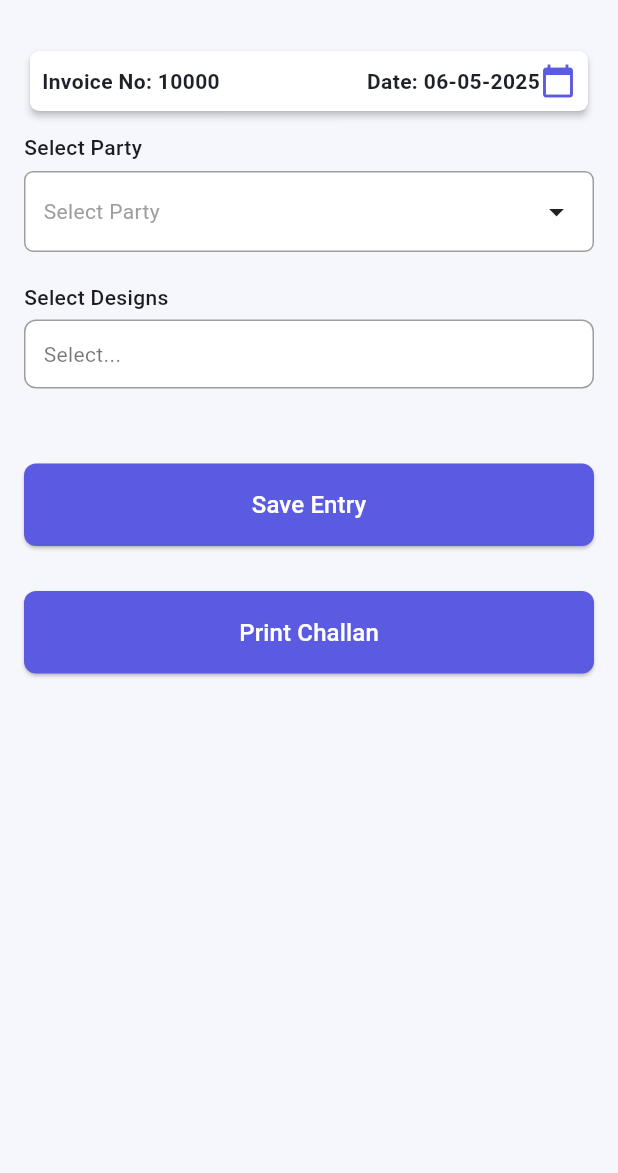
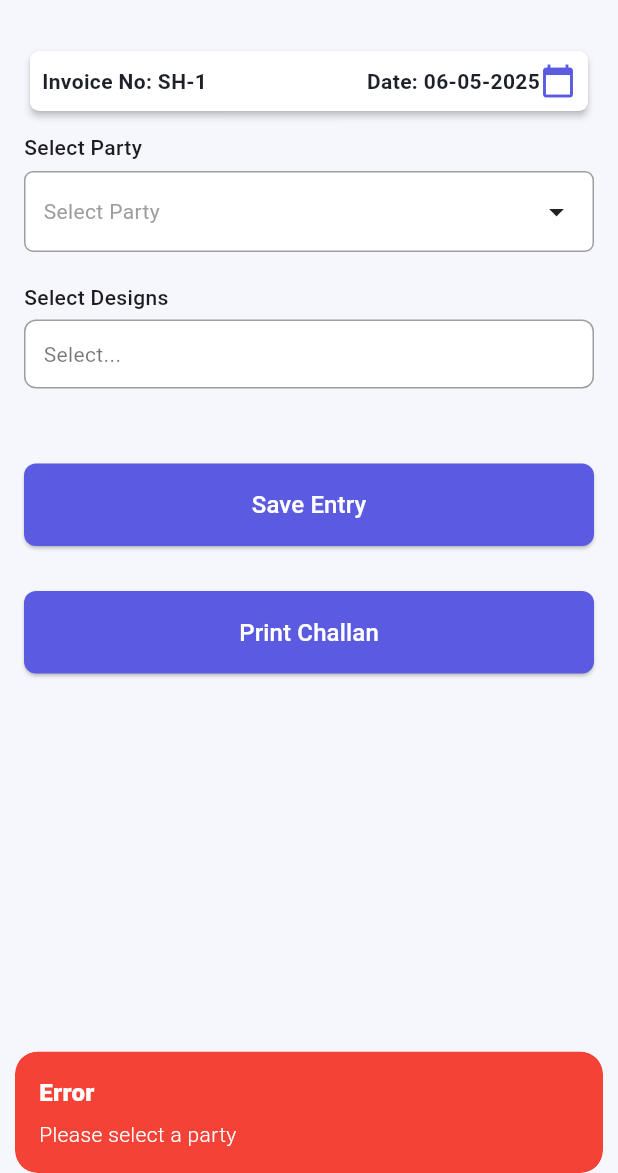
Before and after one commit to DeepGhaghra/SalesAppAndroid, a Flutter app: the SalesEntriesView screen opened by its route, after a tap on "Save Entry", on a phone screen of 412 x 824 dp, the part 63-1236 px from its top. Run offline on Flutter 3.47's test engine with Material 3 defaults, Android fonts, the phone set to English and light mode, and no system bars; our stand-ins replace awesome_notifications, connectivity_plus, file_picker, flutter_local_notifications, flutter_timezone, fluttertoast and 7 more; missing offline and left inert: android_intent_plus, dart:html, drop_down_list, excel; accounts and stored records are empty.

Commit message:
INVOICE NUMBER LOGIC CHANGED AND save button validations

```diff
--- a/lib/app/modules/sales_entries/controllers/sales_entries_controller.dart
+++ b/lib/app/modules/sales_entries/controllers/sales_entries_controller.dart
@@ -137,8 +137,28 @@ class SalesEntriesController extends GetxController {
     }
   }
 
-  void generateInvoiceNo() {
-    invoiceNo.value = '1000${DateTime.now().millisecondsSinceEpoch % 1000}';
+  Future<void> generateInvoiceNo() async {
+    final response =
+        await Supabase.instance.client
+            .from('sales_entries')
+            .select('invoiceno')
+            .order('created_at', ascending: false)
+            .limit(1)
+            .maybeSingle();
+
+    int nextNumber = 1;
+
+    if (response != null && response['invoiceno'] != null) {
+      final lastInvoice = response['invoiceno'].toString(); // e.g. "sh-105"
+      final match = RegExp(r'SH-(\d+)').firstMatch(lastInvoice);
+
+      if (match != null) {
+        final lastNumber = int.tryParse(match.group(1) ?? '0') ?? 0;
+        nextNumber = lastNumber + 1;
+      }
+    }
+
+    invoiceNo.value = 'SH-$nextNumber';
   }
 
   void updateRate(String product) {
--- a/lib/app/modules/sales_entries/views/sales_entries_view.dart
+++ b/lib/app/modules/sales_entries/views/sales_entries_view.dart
@@ -116,7 +116,74 @@ class SalesEntriesView extends GetView<SalesEntriesController> {
                     padding: const EdgeInsets.symmetric(vertical: 16),
                   ),
                   onPressed: () {
-                    // Your Save Logic
+                     // Validation checks
+                    if ((controller.selectedPartyName.value ?? '').isEmpty) {
+                      Get.snackbar(
+                        'Error',
+                        'Please select a party',
+                        snackPosition: SnackPosition.BOTTOM,
+                        backgroundColor: Colors.red,
+                        colorText: Colors.white,
+                      );
+                      return;
+                    }
+
+                    if (controller.selectedProducts.isEmpty) {
+                      Get.snackbar(
+                        'Error',
+                        'Please select atleast one design',
+                        snackPosition: SnackPosition.BOTTOM,
+                        backgroundColor: Colors.red,
+                        colorText: Colors.white,
+                      );
+                      return;
+                    }
+
+                    // Check all selected products have quantity > 0
+                    bool hasInvalidQuantity = false;
+                    for (var product in controller.selectedProducts) {
+                      final qty =
+                          controller.qtyControllers[product]?.text ?? '';
+                      if (qty.isEmpty ||
+                          int.tryParse(qty) == null ||
+                          int.parse(qty) <= 0) {
+                        hasInvalidQuantity = true;
+                        break;
+                      }
+                    }
+
+                    if (hasInvalidQuantity) {
+                      Get.snackbar(
+                        'Error',
+                        'Please enter valid qty',
+                        snackPosition: SnackPosition.BOTTOM,
+                        backgroundColor: Colors.red,
+                        colorText: Colors.white,
+                      );
+                      return;
+                    }
+
+                    // Validate rate (must not be empty or 0)
+                    bool hasInvalidRate = false;
+                    for (var product in controller.selectedProducts) {
+                      final rate =
+                          controller.rateControllers[product]?.text ?? '';
+                      if (!RegExp(r'^[1-9]\d*$').hasMatch(rate)) {
+                        hasInvalidRate = true;
+                        break;
+                      }
+                    }
+
+                    if (hasInvalidRate) {
+                      Get.snackbar(
+                        'Error',
+                        'Please enter valid rate (whole number > 0)',
+                        snackPosition: SnackPosition.BOTTOM,
+                        backgroundColor: Colors.red,
+                        colorText: Colors.white,
+                      );
+                      return;
+                    }
                   },
                   child: const Text(
                     "Save Entry",
```
